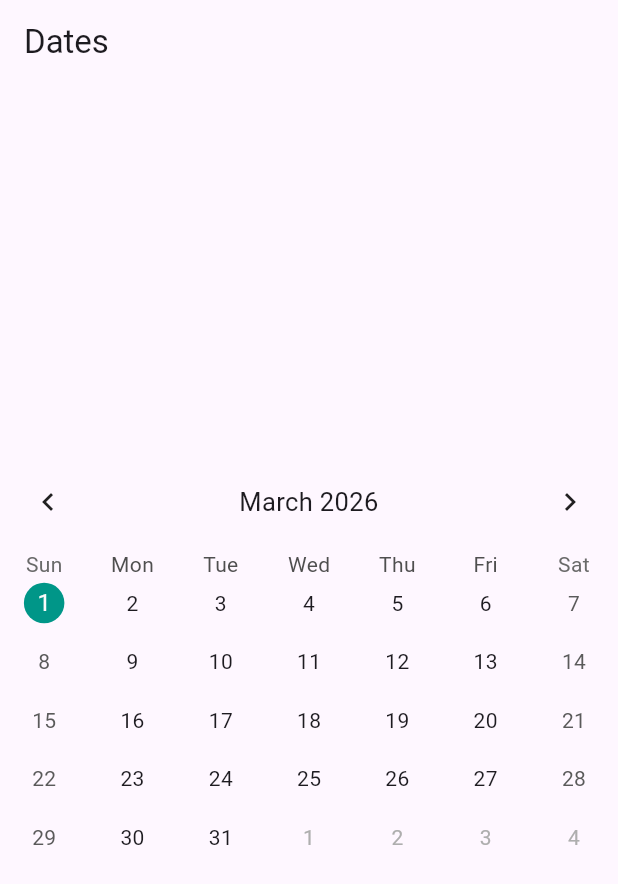
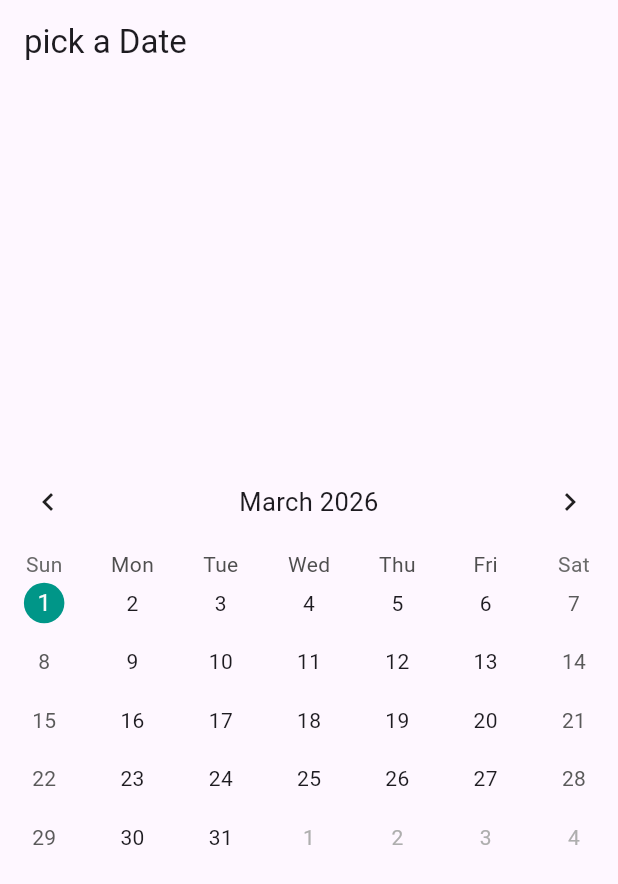
Before and after one commit to Amjadyabroudi128/newApp, a Flutter app: the screen it shows after launch, on a phone screen of 412 x 824 dp. Shown: the top 884 px of the screen. Run offline on Flutter 3.47's test engine with Material 3 defaults, Android fonts, the phone set to English and light mode, and no system bars; drawn by our look-alikes of table_calendar; our stand-ins replace fluttertoast, font_awesome_flutter.

Commit message:
text style

```diff
--- a/lib/HomePage/HomePage.dart
+++ b/lib/HomePage/HomePage.dart
@@ -23,12 +23,11 @@ class _MyHomePageState extends State<MyHomePage> {
       ),
     );
   }
-  TimeOfDay time = TimeOfDay(hour: 12, minute: 12);
   @override
   Widget build(BuildContext context) {
     return Scaffold(
       appBar: AppBar(
-        title: Text("Dates"),
+        title: Text("pick a Date"),
       ),
       body: Center(
         child: TableCalendar(
@@ -48,85 +47,6 @@ class _MyHomePageState extends State<MyHomePage> {
           onDaySelected: onDaySelected,
         ),
       ),
-  //     body: ListView.builder(
-  //       itemCount: entries.length,
-  //       itemBuilder: (_, i) {
-  //         final e = entries[i];
-  //         return Card(
-  //           child: ListTile(
-  //             title: Text(e.text),
-  //             subtitle: GestureDetector(
-  //               onTap: () => _editNumberDialog(e),
-  //               child: Row(
-  //                 children: [
-  //                   Text(
-  //                     "${e.done}/${e.total}",
-  //                     style: const TextStyle(
-  //                       fontSize: 16,
-  //                       fontWeight: FontWeight.bold,
-  //                     ),
-  //                   ),
-  //                   SizedBox(width: 9,),
-  //                   if(e.done >= e.total) FaIcon(FontAwesomeIcons.crosshairs,color: Colors.red,)
-  //                 ],
-  //               ),
-  //             ),
-  //
-  //           ),
-  //         );
-  //       },
-  //     ),
-  //   );
-  // }
-  // Future<void> _editNumberDialog(Entry e) async {
-  //   final doneController =
-  //   TextEditingController(text: e.done.toString());
-  //   final totalController =
-  //   TextEditingController(text: e.total.toString());
-  //
-  //   final result = await showDialog<bool>(
-  //     context: context,
-  //     builder: (context) {
-  //       return AlertDialog(
-  //         title: const Text("Edit numbers"),
-  //         content: Column(
-  //           mainAxisSize: MainAxisSize.min,
-  //           children: [
-  //             TextField(
-  //               controller: doneController,
-  //               keyboardType: TextInputType.number,
-  //               decoration: const InputDecoration(labelText: "Done"),
-  //             ),
-  //             TextField(
-  //               controller: totalController,
-  //               keyboardType: TextInputType.number,
-  //               decoration: const InputDecoration(labelText: "Total"),
-  //             ),
-  //           ],
-  //         ),
-  //         actions: [
-  //           TextButton(
-  //             onPressed: () => Navigator.pop(context, false),
-  //             child: const Text("Cancel"),
-  //           ),
-  //           FilledButton(
-  //             onPressed: () => Navigator.pop(context, true),
-  //             child: const Text("Save"),
-  //           ),
-  //         ],
-  //       );
-  //     },
-  //   );
-  //
-  //   if (result != true) return;
-  //   final newDone = int.tryParse(doneController.text.trim()) ?? e.done;
-  //   final newTotal = int.tryParse(totalController.text.trim()) ?? e.total;
-  //
-  //   setState(() {
-  //     e.total = newTotal;
-  //     e.done = newDone;
-  //   });
-  // }
     );
     }
 }
--- a/lib/core/textStlyes.dart
+++ b/lib/core/textStlyes.dart
@@ -6,4 +6,8 @@ class MyTextStyles {
     fontSize: 20,
     fontWeight: .bold,
   );
+static TextStyle dateFormat = TextStyle(
+  fontSize: 14,
+  fontWeight: .normal,
+  );
 }
```
